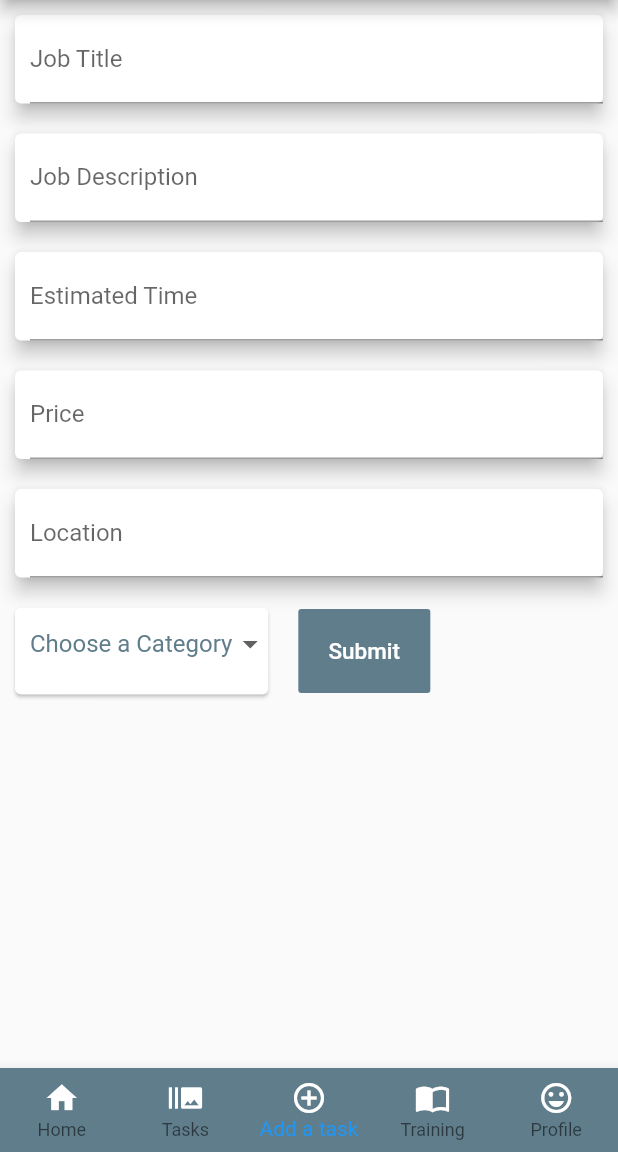
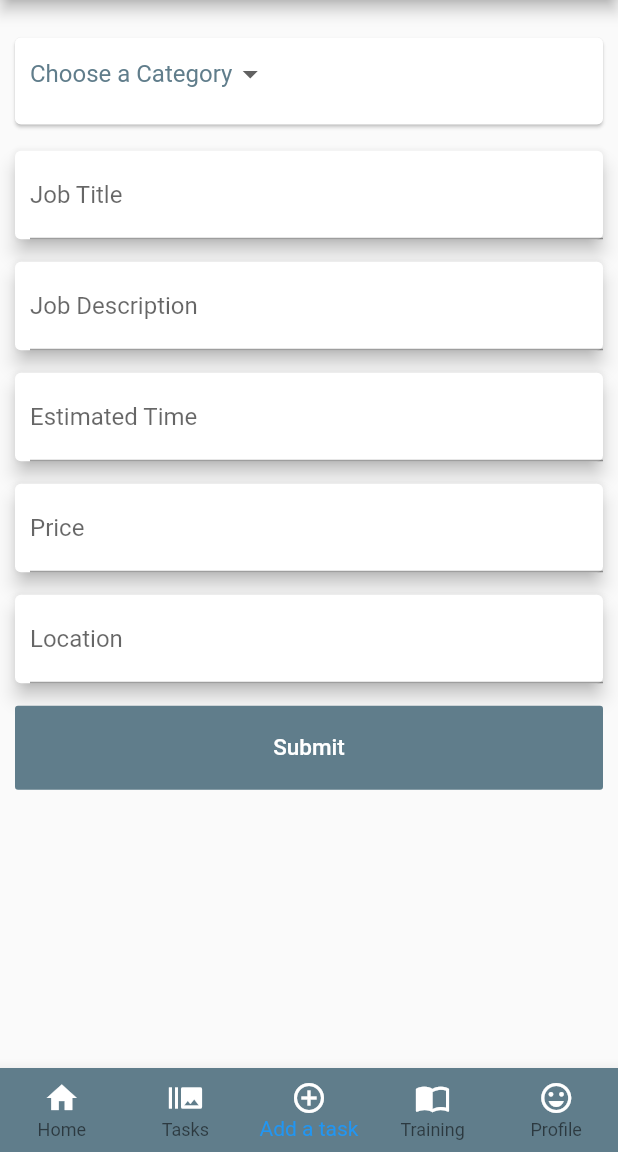
Before and after one commit to labeatl/task-completion-app, a Flutter app: the HomePage screen opened by its route, item 3 of the bottom bar chosen, on a phone screen of 412 x 824 dp, the part 84-1236 px from its top. Run offline on Flutter 3.47's test engine with Material 2 defaults, Android fonts, the phone set to English and light mode, and no system bars; network calls fail.

Commit message:
updated the pages

```diff
--- a/frontend dev/lib/pages/add-task-page.dart
+++ b/frontend dev/lib/pages/add-task-page.dart
@@ -24,7 +24,38 @@ class _CreateTaskState extends State<CreateTask> {
           crossAxisAlignment: CrossAxisAlignment.stretch,
           children: [
             new Card(
-              margin: EdgeInsets.all(10),
+              margin: EdgeInsets.fromLTRB(10, 25, 10, 10),
+              child: new Container(
+                height: 58,
+                padding: EdgeInsets.fromLTRB(10, 0, 0, 0),
+                child: DropdownButton<String>(
+                  value: dropdownValue,
+                  elevation: 5,
+                  style: TextStyle(color: Colors.blueGrey),
+                  underline: Container(
+                    color: Colors.blueGrey,
+                  ),
+                  onChanged: (String newValue) {
+                    setState(() {
+                      dropdownValue = newValue;
+                    });
+                  },
+                  items: <String>[
+                    "Choose a Category",
+                    "Gardening",
+                    "Bike Repair",
+                    "Deliveries"
+                  ].map<DropdownMenuItem<String>>((String value) {
+                    return DropdownMenuItem<String>(
+                      value: value,
+                      child: Text(value, style: TextStyle(fontSize: 16)),
+                    );
+                  }).toList(),
+                ),
+              ),
+            ),
+            new Card(
+              margin: EdgeInsets.fromLTRB(10, 7.5, 10, 7.5),
               elevation: 5,
               child: new Container(
                 width: 250,
@@ -36,7 +67,7 @@ class _CreateTaskState extends State<CreateTask> {
               ),
             ),
             new Card(
-              margin: EdgeInsets.all(10),
+              margin: EdgeInsets.fromLTRB(10, 7.5, 10, 7.5),
               elevation: 5,
               child: new Container(
                 width: 250,
@@ -48,7 +79,7 @@ class _CreateTaskState extends State<CreateTask> {
               ),
             ),
             new Card(
-              margin: EdgeInsets.all(10),
+              margin: EdgeInsets.fromLTRB(10, 7.5, 10, 7.5),
               elevation: 5,
               child: new Container(
                 width: 250,
@@ -60,7 +91,7 @@ class _CreateTaskState extends State<CreateTask> {
               ),
             ),
             new Card(
-              margin: EdgeInsets.all(10),
+              margin: EdgeInsets.fromLTRB(10, 7.5, 10, 7.5),
               elevation: 5,
               child: new Container(
                 width: 250,
@@ -72,7 +103,7 @@ class _CreateTaskState extends State<CreateTask> {
               ),
             ),
             new Card(
-              margin: EdgeInsets.all(10),
+              margin: EdgeInsets.fromLTRB(10, 7.5, 10, 7.5),
               elevation: 5,
               child: new Container(
                 width: 250,
@@ -83,64 +114,29 @@ class _CreateTaskState extends State<CreateTask> {
                 ),
               ),
             ),
-            Row(
-              children: <Widget>[
-                new Card(
-                  margin: EdgeInsets.all(10),
-                  child: new Container(
-                    height: 58,
-                    padding: EdgeInsets.fromLTRB(10, 0, 0, 0),
-                    child: DropdownButton<String>(
-                      value: dropdownValue,
-                      elevation: 5,
-                      style: TextStyle(color: Colors.blueGrey),
-                      underline: Container(
-                        color: Colors.blueGrey,
-                      ),
-                      onChanged: (String newValue) {
-                        setState(() {
-                          dropdownValue = newValue;
-                        });
-                      },
-                      items: <String>[
-                        "Choose a Category",
-                        "Gardening",
-                        "Bike Repair",
-                        "Deliveries"
-                      ].map<DropdownMenuItem<String>>((String value) {
-                        return DropdownMenuItem<String>(
-                          value: value,
-                          child: Text(value, style: TextStyle(fontSize: 16)),
-                        );
-                      }).toList(),
-                    ),
-                  ),
+            Container(
+              height: 56,
+              margin: EdgeInsets.fromLTRB(10, 7.5, 10, 7.5),
+              child: FlatButton(
+                color: Colors.blueGrey,
+                child: Text(
+                  "Submit",
+                  style: TextStyle(fontSize: 15),
                 ),
-                Container(
-                  height: 56,
-                  margin: EdgeInsets.all(10),
-                  child: FlatButton(
-                    color: Colors.blueGrey,
-                    child: Text(
-                      "Submit",
-                      style: TextStyle(fontSize: 15),
-                    ),
-                    textColor: Colors.white,
-                    onPressed: () {
-                      var url = 'http://51.140.92.250:5000/addtask';
-                      http.put(url, body: {
-                        'title': jobTitleController.text,
-                        'description': jobDescriptionController.text,
-                        'category': dropdownValue,
-                        'et': timeController.text,
-                        'price': priceController.text,
-                        'location': locationController.text,
-                      });
-                    },
-                  ),
-                ),
-              ],
-            )
+                textColor: Colors.white,
+                onPressed: () {
+                  var url = 'http://51.140.92.250:5000/addtask';
+                  http.put(url, body: {
+                    'title': jobTitleController.text,
+                    'description': jobDescriptionController.text,
+                    'category': dropdownValue,
+                    'et': timeController.text,
+                    'price': priceController.text,
+                    'location': locationController.text,
+                  });
+                },
+              ),
+            ),
           ],
         ),
       ),
--- a/frontend dev/lib/pages/home-page.dart
+++ b/frontend dev/lib/pages/home-page.dart
@@ -2,7 +2,6 @@ import 'package:flutter/material.dart';
 import "./tasks-page.dart";
 import "./profile-page.dart";
 import "./add-task-page.dart";
-
 
 class HomePage extends StatefulWidget {
   @override
@@ -12,12 +11,27 @@ class HomePage extends StatefulWidget {
 class _HomePageState extends State<HomePage> {
   int _selectedPage = 0;
   final _pageOptions = [
-    Text("So what we smoke weed"),
+    new Align(
+      alignment: Alignment.center,
+      child: Text(
+        "This is the Home Page",
+        style: TextStyle(
+          color: Colors.blueGrey,
+          fontSize: 25,
+        ),
+      ),
+    ),
     TasksPage(),
     CreateTask(),
-    Text(
-      "Take your training here",
-      style: TextStyle(fontSize: 20),
+    new Align(
+      alignment: Alignment.center,
+      child: Text(
+        "This is the Training Page",
+        style: TextStyle(
+          color: Colors.blueGrey,
+          fontSize: 25,
+        ),
+      ),
     ),
     ProfilePage(),
   ];
```
Also changed, not shown: frontend dev/lib/pages/tasks-page.dart (+69 -1 lines).
